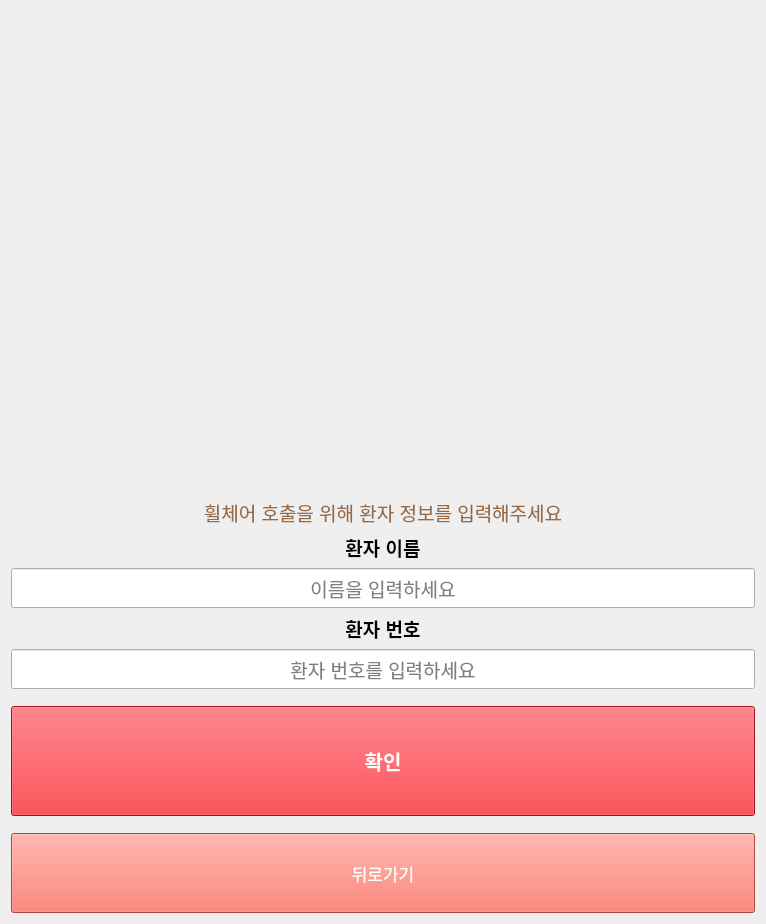
Heo157/Project-Hospital-Autonomous-Wheelchair, file Hospital_Terminal/kiosk_login.ui: the form before one commit.
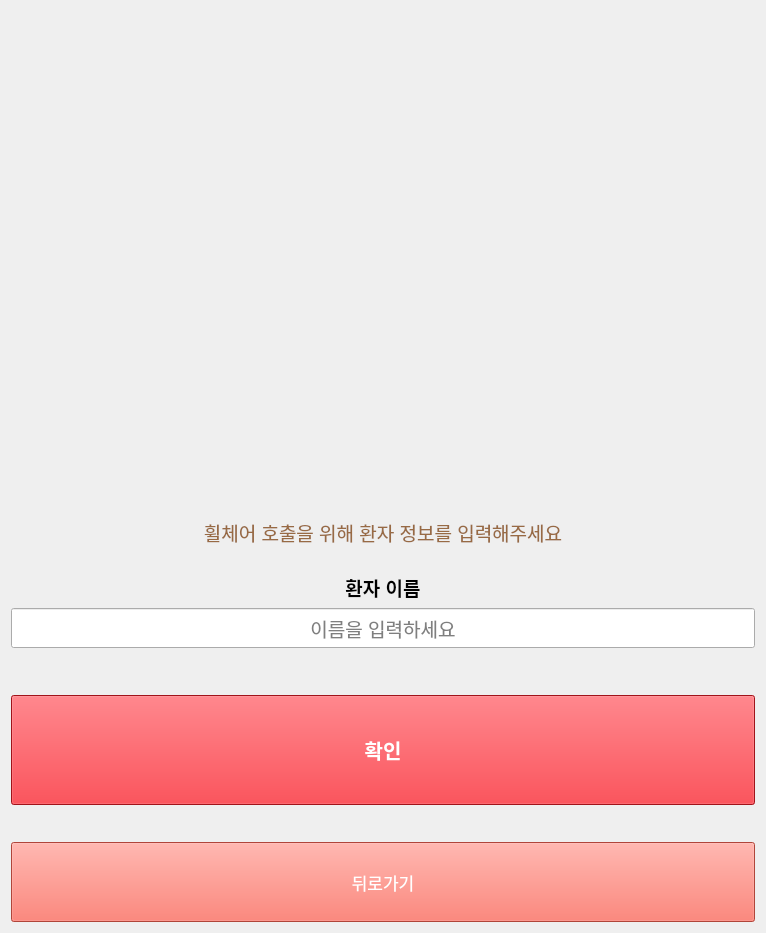
The form after the commit. Icons and pictures are not drawn.

The edit to the form file:
```diff
--- a/Hospital_Terminal/kiosk_login.ui
+++ b/Hospital_Terminal/kiosk_login.ui
@@ -7,7 +7,7 @@
     <x>0</x>
     <y>0</y>
     <width>766</width>
-    <height>924</height>
+    <height>933</height>
    </rect>
   </property>
   <property name="windowTitle">
@@ -85,6 +85,7 @@
      <property name="font">
       <font>
        <pointsize>14</pointsize>
+       <weight>75</weight>
        <bold>true</bold>
       </font>
      </property>
@@ -130,43 +131,6 @@
      </property>
     </spacer>
    </item>
-   <item>
-    <widget class="QLabel" name="label_id">
-     <property name="font">
-      <font>
-       <pointsize>14</pointsize>
-       <bold>true</bold>
-      </font>
-     </property>
-     <property name="text">
-      <string>환자 번호</string>
-     </property>
-     <property name="alignment">
-      <set>Qt::AlignCenter</set>
-     </property>
-    </widget>
-   </item>
-   <item>
-    <widget class="QLineEdit" name="edit_id">
-     <property name="minimumSize">
-      <size>
-       <width>0</width>
-       <height>40</height>
-      </size>
-     </property>
-     <property name="font">
-      <font>
-       <pointsize>14</pointsize>
-      </font>
-     </property>
-     <property name="alignment">
-      <set>Qt::AlignCenter</set>
-     </property>
-     <property name="placeholderText">
-      <string>환자 번호를 입력하세요</string>
-     </property>
-    </widget>
-   </item>
    <item>
     <spacer>
      <property name="orientation">
@@ -260,7 +224,7 @@
         </colorrole>
         <colorrole role="PlaceholderText">
          <brush brushstyle="SolidPattern">
-          <color alpha="128">
+          <color alpha="255">
            <red>255</red>
            <green>255</green>
            <blue>255</blue>
@@ -325,7 +289,7 @@
         </colorrole>
         <colorrole role="PlaceholderText">
          <brush brushstyle="SolidPattern">
-          <color alpha="128">
+          <color alpha="255">
            <red>255</red>
            <green>255</green>
            <blue>255</blue>
@@ -390,7 +354,7 @@
         </colorrole>
         <colorrole role="PlaceholderText">
          <brush brushstyle="SolidPattern">
-          <color alpha="128">
+          <color alpha="255">
            <red>255</red>
            <green>255</green>
            <blue>255</blue>
@@ -403,6 +367,7 @@
      <property name="font">
       <font>
        <pointsize>15</pointsize>
+       <weight>75</weight>
        <bold>true</bold>
       </font>
      </property>
@@ -498,7 +463,7 @@
         </colorrole>
         <colorrole role="PlaceholderText">
          <brush brushstyle="SolidPattern">
-          <color alpha="128">
+          <color alpha="255">
            <red>255</red>
            <green>255</green>
            <blue>255</blue>
@@ -563,7 +528,7 @@
         </colorrole>
         <colorrole role="PlaceholderText">
          <brush brushstyle="SolidPattern">
-          <color alpha="128">
+          <color alpha="255">
            <red>255</red>
            <green>255</green>
            <blue>255</blue>
@@ -628,7 +593,7 @@
         </colorrole>
         <colorrole role="PlaceholderText">
          <brush brushstyle="SolidPattern">
-          <color alpha="128">
+          <color alpha="255">
            <red>255</red>
            <green>255</green>
            <blue>255</blue>
```
